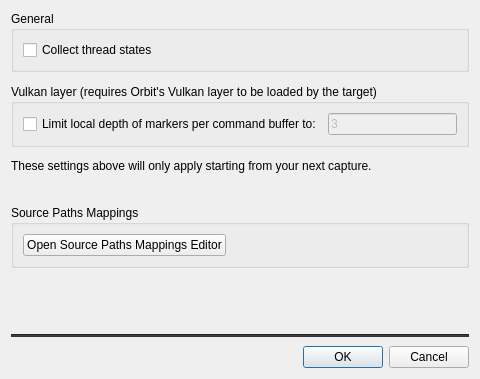
Above: src/OrbitQt/CaptureOptionsDialog.ui from google/orbit before the change. Below: the same form after it.
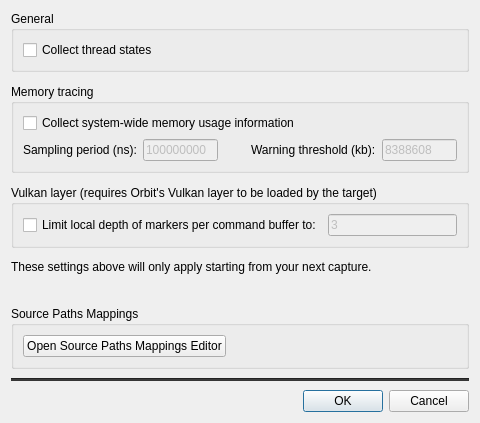
That is the form after the change.

Commit message:
Update CaptureOptionsDialog with memory settings
With this change, we update the CaptureOptionDialog with memory
tracing settings including: the memory sampling period and the
warning threshold.

The edit to the form file:
```diff
--- a/src/OrbitQt/CaptureOptionsDialog.ui
+++ b/src/OrbitQt/CaptureOptionsDialog.ui
@@ -10,7 +10,7 @@
     <x>0</x>
     <y>0</y>
     <width>480</width>
-    <height>379</height>
+    <height>408</height>
    </rect>
   </property>
   <property name="windowTitle">
@@ -61,6 +61,82 @@
        </layout>
       </widget>
      </item>
+     <item>
+      <widget class="QGroupBox" name="groupBox_4">
+       <property name="title">
+        <string>Memory tracing</string>
+       </property>
+       <layout class="QVBoxLayout" name="verticalLayout_5">
+        <item>
+         <widget class="QCheckBox" name="collectMemoryInfoCheckBox">
+          <property name="text">
+           <string>Collect system-wide memory usage information</string>
+          </property>
+         </widget>
+        </item>
+        <item>
+         <layout class="QHBoxLayout" name="memoryHorizontalLayout">
+          <item>
+           <widget class="QLabel" name="memorySamplingPeriodNsLabel">
+            <property name="text">
+             <string>Sampling period (ns):</string>
+            </property>
+           </widget>
+          </item>
+          <item>
+           <widget class="QLineEdit" name="memorySamplingPeriodNsLineEdit">
+            <property name="enabled">
+             <bool>false</bool>
+            </property>
+            <property name="inputMethodHints">
+             <set>Qt::ImhDigitsOnly</set>
+            </property>
+            <property name="text">
+             <string>100000000</string>
+            </property>
+           </widget>
+          </item>
+          <item>
+           <spacer name="horizontalSpacer_2">
+            <property name="orientation">
+             <enum>Qt::Horizontal</enum>
+            </property>
+            <property name="sizeHint" stdset="0">
+             <size>
+              <width>60</width>
+              <height>20</height>
+             </size>
+            </property>
+           </spacer>
+          </item>
+          <item>
+           <widget class="QLabel" name="memoryWarningThresholdKbLabel">
+            <property name="text">
+             <string>Warning threshold (kb):</string>
+            </property>
+           </widget>
+          </item>
+          <item>
+           <widget class="QLineEdit" name="memoryWarningThresholdKbLineEdit">
+            <property name="toolTip">
+             <string>The default value is 8388608 KB, i.e., 8GB.</string>
+            </property>
+            <property name="enabled">
+             <bool>false</bool>
+            </property>
+            <property name="inputMethodHints">
+             <set>Qt::ImhDigitsOnly</set>
+            </property>
+            <property name="text">
+             <string>8388608</string>
+            </property>
+           </widget>
+          </item>
+         </layout>
+        </item>
+       </layout>
+      </widget>
+     </item>
      <item>
       <widget class="QGroupBox" name="groupBox_2">
        <property name="toolTip">
```
Left out of the diff: 32 changed lines with no effect on the pictures. The commit also changes 2 other files.
